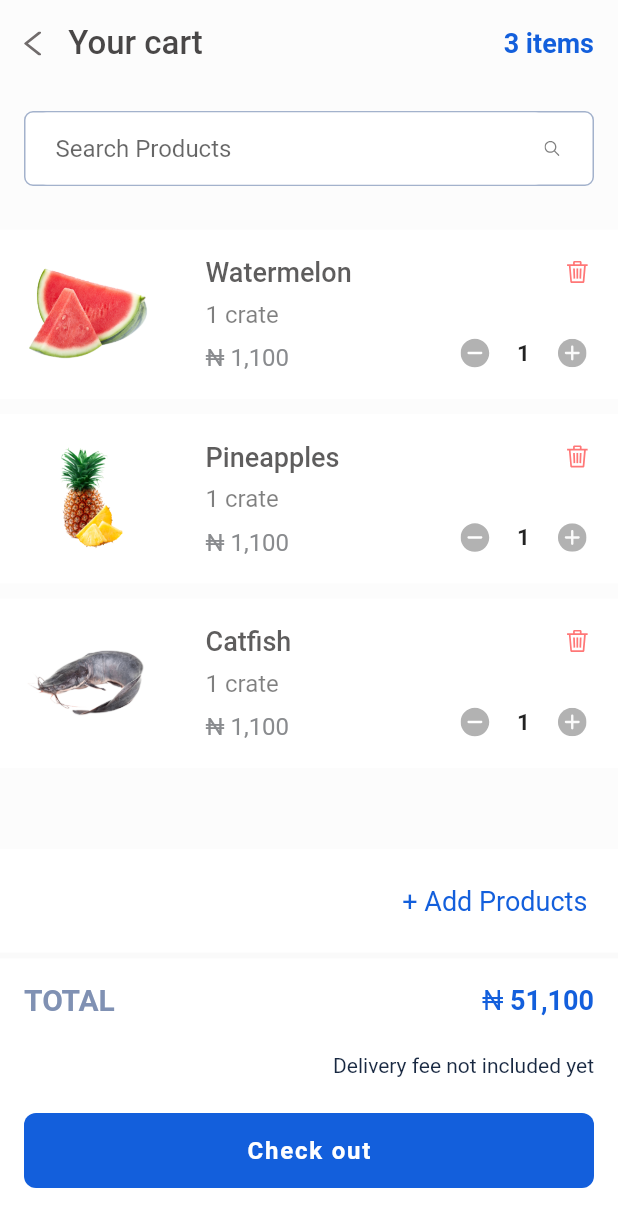
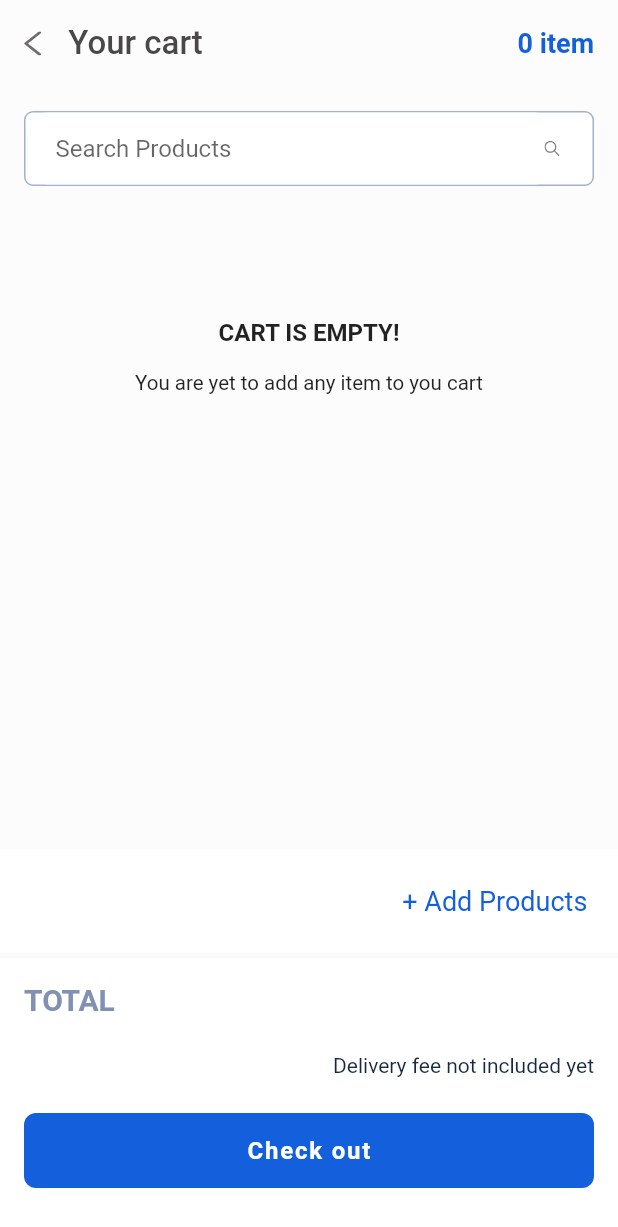
Before and after one commit to Oluflourish/Vendease-Sample, a Flutter app: the screen it shows after launch, after a tap on an icon or button, on a phone screen of 412 x 824 dp. Shown: the top 1227 px of the screen. Run offline on Flutter 3.47's test engine with Material 2 defaults, Android fonts, the phone set to English and light mode, and no system bars; drawn by our look-alikes of flutter_styled_toast; our stand-ins replace cached_network_image, flutter_easyloading, flutter_screenutil, flutter_svg, rxdart; network calls fail.

Commit message:
Updated cart

```diff
--- a/lib/src/app.dart
+++ b/lib/src/app.dart
@@ -92,6 +92,15 @@ Route routes(RouteSettings settings) {
 
         case TabNav:
           BlocProvider.product(context).getProducts();
+          BlocProvider.cart(context).init();
+          return TabScreen();
+
+        case HomeTabNav:
+          BlocProvider.appNav(context).setTabIndex(0);
+          return TabScreen();
+
+        case ProductsTabNav:
+          BlocProvider.appNav(context).setTabIndex(2);
           return TabScreen();
 
         case CartNav:
--- /dev/null
+++ b/lib/src/blocs/cart_bloc.dart
@@ -0,0 +1,70 @@
+import 'package:rxdart/rxdart.dart';
+import 'package:vendease_test/src/models/cart_model.dart';
+
+class CartBloc {
+  // final _cartItems = BehaviorSubject<List<CartModel>?>.seeded([]);
+  final _cartItems = BehaviorSubject<List<CartModel>?>();
+  final _cartTotal = BehaviorSubject<num?>();
+  Stream<List<CartModel>?> get cartItems => _cartItems.stream;
+  Stream<num?> get cartTotal => _cartTotal.stream;
+
+  init() {
+    if (!_cartItems.hasValue) _cartItems.sink.add([]);
+  }
+
+  addItemtoCart(CartModel cartItem) async {
+    if (!_cartItems.hasValue) _cartItems.sink.add([]);
+    List<CartModel> cartItemsList = _cartItems.value!;
+    cartItemsList.add(cartItem);
+    _cartItems.sink.add(cartItemsList);
+    getCartTotal();
+  }
+
+  increaseCartItemQuantity(int index) async {
+    int orderQuantity =
+        _cartItems.value![index].orderQuantity! + 1; // Increment Quantity
+    setCartItemQuantity(index, orderQuantity);
+    getCartTotal();
+  }
+
+  decreaseCartItemQuantity(int index) async {
+    int orderQuantity =
+        _cartItems.value![index].orderQuantity! - 1; // Decrement Quantity
+    setCartItemQuantity(index, orderQuantity);
+    getCartTotal();
+  }
+
+  updateCartItem({required int index, required CartModel cartItem}) async {
+    List<CartModel> cartItemsList = _cartItems.value!;
+    cartItemsList[index] = cartItem;
+    _cartItems.sink.add(cartItemsList);
+    getCartTotal();
+  }
+
+  deleteCartItem(int index) async {
+    List<CartModel> cartItemsList = _cartItems.value!;
+    cartItemsList.removeAt(index);
+    _cartItems.sink.add(cartItemsList);
+    getCartTotal();
+  }
+
+  setCartItemQuantity(int index, int quantity) async {
+    List<CartModel> cartItemsList = _cartItems.value!;
+    cartItemsList[index] = CartModel(
+        orderQuantity: quantity, product: cartItemsList[index].product);
+    _cartItems.sink.add(cartItemsList);
+    getCartTotal();
+  }
+
+  getCartTotal() {
+    num total = 0;
+    List<CartModel> cartItemsList = _cartItems.value!;
+    cartItemsList.forEach(
+        (item) => total += item.orderQuantity! * item.product!.vendeasePrice!);
+    _cartTotal.sink.add(total);
+  }
+
+  dispose() {
+    _cartItems.close();
+  }
+}
--- a/lib/src/blocs/provider.dart
+++ b/lib/src/blocs/provider.dart
@@ -1,10 +1,12 @@
 import 'package:flutter/material.dart';
 import 'package:vendease_test/src/blocs/app_nav_bloc.dart';
+import 'package:vendease_test/src/blocs/cart_bloc.dart';
 import 'package:vendease_test/src/blocs/product_bloc.dart';
 
 class BlocProvider extends InheritedWidget {
   final appNavBloc = AppNavBloc();
   final productBloc = ProductBloc();
+  final cartBloc = CartBloc();
 
   BlocProvider({Key? key, required Widget child})
       : super(key: key, child: child);
@@ -20,4 +22,9 @@ class BlocProvider extends InheritedWidget {
     return (context.dependOnInheritedWidgetOfExactType<BlocProvider>())!
         .productBloc;
   }
+
+  static CartBloc cart(BuildContext context) {
+    return (context.dependOnInheritedWidgetOfExactType<BlocProvider>())!
+        .cartBloc;
+  }
 }
--- a/lib/src/screens/cart.dart
+++ b/lib/src/screens/cart.dart
@@ -1,13 +1,16 @@
 import 'package:flutter/material.dart';
 import 'package:flutter_styled_toast/flutter_styled_toast.dart';
 import 'package:flutter_svg/svg.dart';
-import 'package:vendease_test/src/utils/app_images.dart';
+import 'package:vendease_test/src/blocs/cart_bloc.dart';
+import 'package:vendease_test/src/blocs/provider.dart';
+import 'package:vendease_test/src/models/cart_model.dart';
 import 'package:vendease_test/src/utils/colors.dart';
 import 'package:vendease_test/src/utils/navigation.dart';
 import 'package:vendease_test/src/utils/svg_icons.dart';
 import 'package:vendease_test/src/wigdets/custom_button.dart';
 import 'package:vendease_test/src/wigdets/custom_text_form_field.dart';
 import 'package:vendease_test/src/wigdets/naira.dart';
+import 'package:vendease_test/src/wigdets/network_image.dart';
 import 'package:vendease_test/src/wigdets/toast_text.dart';
 
 class CartScreen extends StatefulWidget {
@@ -20,6 +23,7 @@ class _CartScreenState extends State<CartScreen> {
   Widget build(BuildContext context) {
     // Remove Keyboard view
     FocusScope.of(context).unfocus();
+    CartBloc cartBloc = BlocProvider.cart(context);
 
     return Scaffold(
       backgroundColor: AppColors.backgroundColor2.withOpacity(0.1),
@@ -46,14 +50,31 @@ class _CartScreenState extends State<CartScreen> {
                     ),
                   ),
                   Spacer(),
-                  Text(
-                    '3 items',
+                  StreamBuilder<List<CartModel>?>(
+                      stream: cartBloc.cartItems,
+                      builder:
+                          (context, AsyncSnapshot<List<CartModel>?> snapshot) {
+                        if (!snapshot.hasData) {
+                          return Container(
+                            height: 24,
+                            width: 24,
+                            child: CircularProgressIndicator(strokeWidth: 2.0),
+                          );
+                        }
+
+                        int cartCount = snapshot.data?.length ?? 0;
+
+                        return Text(
+                          cartCount > 1
+                              ? '$cartCount items'
+                              : '$cartCount item',
                           style: TextStyle(
                             color: AppColors.primaryColor,
                             fontSize: 18.0,
                             fontWeight: FontWeight.bold,
                           ),
-                  ),
+                        );
+                      }),
                 ],
               ),
             ),
@@ -93,21 +114,49 @@ class _CartScreenState extends State<CartScreen> {
               ),
             ),
             SizedBox(height: 8.0),
-            ListView.builder(
-                itemCount: 3,
+            StreamBuilder<List<CartModel>?>(
+                stream: cartBloc.cartItems,
+                builder: (context, AsyncSnapshot<List<CartModel>?> snapshot) {
+                  if (!snapshot.hasData) {
+                    return Center(child: CircularProgressIndicator());
+                  }
+
+                  if (snapshot.data?.length == 0) {
+                    return Center(
+                        child: Padding(
+                      padding: const EdgeInsets.all(64.0),
+                      child: Column(
+                        children: [
+                          Text(
+                            'Cart is Empty!'.toUpperCase(),
+                            style: TextStyle(
+                                fontWeight: FontWeight.bold, fontSize: 16.0),
+                            textAlign: TextAlign.center,
+                          ),
+                          SizedBox(height: 16.0),
+                          Text(
+                            'You are yet to add any item to you cart',
+                            textAlign: TextAlign.center,
+                          ),
+                        ],
+                      ),
+                    ));
+                  }
+
+                  List<CartModel> cartItems = snapshot.data!;
+                  return ListView.builder(
+                      itemCount: cartItems.length,
                       shrinkWrap: true,
                       itemBuilder: (context, index) {
-                  var titles = ['Watermelon', 'Pineapples', 'Catfish'];
-
-                  var images = [
-                    AppImages.watermelon,
-                    AppImages.pineapple,
-                    AppImages.catfish
-                  ];
-                  return CartItem(image: images[index], title: titles[index]);
+                        // var titles = ['Watermelon', 'Pineapples', 'Catfish'];
+                        // var images = [AppImages.watermelon, AppImages.pineapple, AppImages.catfish ];
+                        return CartItem(
+                          index: index,
+                          item: cartItems[index],
+                        );
+                      });
                 }),
             SizedBox(height: 16.0),
-            SizedBox(height: 38.0),
           ],
         ),
       ),
@@ -120,11 +169,16 @@ class _CartScreenState extends State<CartScreen> {
             child: Row(
               mainAxisAlignment: MainAxisAlignment.end,
               children: [
-                Text(
+                InkWell(
+                  onTap: () {
+                    Navigator.pushNamed(context, ProductsTabNav);
+                  },
+                  child: Text(
                     '+ Add Products ',
                     style: TextStyle(
                       color: AppColors.primaryColor,
                       fontSize: 18.0,
+                    ),
                   ),
                 ),
               ],
@@ -149,15 +203,24 @@ class _CartScreenState extends State<CartScreen> {
                       ),
                     ),
                     Spacer(),
-                    Naira(
-                      51100,
-                      nairaStyle: TextStyle(fontWeight: FontWeight.normal),
+                    StreamBuilder<num?>(
+                        stream: cartBloc.cartTotal,
+                        builder: (context, AsyncSnapshot<num?> snapshot) {
+                          if (!snapshot.hasData) {
+                            return Container();
+                          }
+                          num cartTotal = snapshot.data ?? 0;
+                          return Naira(
+                            cartTotal,
+                            nairaStyle:
+                                TextStyle(fontWeight: FontWeight.normal),
                             style: TextStyle(
                               color: AppColors.primaryColor,
                               fontWeight: FontWeight.bold,
                               fontSize: 18.0,
                             ),
-                    ),
+                          );
+                        }),
                   ],
                 ),
                 SizedBox(height: 24.0),
@@ -171,7 +234,8 @@ class _CartScreenState extends State<CartScreen> {
                 SizedBox(height: 16.0),
                 CustomButton(
                   title: 'Check out',
-                  onTap: () => Navigator.pushReplacementNamed(context, TabNav),
+                  onTap: () =>
+                      Navigator.pushReplacementNamed(context, HomeTabNav),
                 ),
               ],
             ),
@@ -185,33 +249,22 @@ class _CartScreenState extends State<CartScreen> {
 class CartItem extends StatefulWidget {
   const CartItem({
     Key? key,
-    required this.image,
-    required this.title,
+    required this.item,
+    required this.index,
   }) : super(key: key);
 
-  final String image;
-  final String title;
+  final CartModel item;
+  final int index;
 
   @override
   State<CartItem> createState() => _CartItemState();
 }
 
 class _CartItemState extends State<CartItem> {
-  int counter = 1;
-
-  incrementCount() {
-    setState(() => counter += 1);
-  }
-
-  decrementCount() {
-    if (counter == 1)
-      return showToastWidget(ToastText(text: 'Item cannot be less than 1'));
-
-    setState(() => counter -= 1);
-  }
-
   @override
   Widget build(BuildContext context) {
+    CartBloc cartBloc = BlocProvider.cart(context);
+
     return Container(
       width: 130,
       padding: EdgeInsets.symmetric(vertical: 18.0, horizontal: 16.0),
@@ -221,26 +274,29 @@ class _CartItemState extends State<CartItem> {
       ),
       child: Row(
         children: [
-          Image(
+          PNetworkImage(
+            '${widget.item.product!.image}',
             height: 70.0,
             width: 85.0,
-            image: AssetImage(widget.image),
+            fit: BoxFit.contain,
           ),
-          SizedBox(width: 36.0),
+          SizedBox(width: 24.0),
           Expanded(
             child: Column(
               crossAxisAlignment: CrossAxisAlignment.start,
               children: [
                 Text(
-                  widget.title,
+                  '${widget.item.product?.name}',
                   style: TextStyle(
                       color: AppColors.blackText.withOpacity(0.8),
                       fontSize: 18.0,
                       fontWeight: FontWeight.w500),
+                  maxLines: 1,
+                  overflow: TextOverflow.ellipsis,
                 ),
                 SizedBox(height: 8.0),
                 Text(
-                  '1 crate',
+                  '${widget.item.orderQuantity} ${widget.item.product?.weightUnit}',
                   style: TextStyle(
                     color: AppColors.black.withOpacity(0.5),
                     fontSize: 16.0,
@@ -248,7 +304,8 @@ class _CartItemState extends State<CartItem> {
                 ),
                 SizedBox(height: 10.0),
                 Naira(
-                  1100,
+                  widget.item.orderQuantity! *
+                      widget.item.product!.vendeasePrice!,
                   style: TextStyle(
                     color: AppColors.greyText,
                     fontSize: 16.0,
@@ -261,25 +318,36 @@ class _CartItemState extends State<CartItem> {
             crossAxisAlignment: CrossAxisAlignment.end,
             mainAxisAlignment: MainAxisAlignment.spaceBetween,
             children: [
-              SvgPicture.asset(SvgIcons.delete),
+              InkWell(
+                  onTap: () => cartBloc.deleteCartItem(widget.index),
+                  child: SvgPicture.asset(SvgIcons.delete)),
               SizedBox(height: 36.0),
               Row(
                 children: [
                   InkWell(
-                      onTap: decrementCount,
+                      onTap: () {
+                        if (widget.item.orderQuantity == 1)
+                          showToastWidget(
+                              ToastText(text: 'Item cannot be less than 1'));
+                        else
+                          cartBloc.decreaseCartItemQuantity(widget.index);
+                      },
+                      // onTap: decrementCount,
                       child: SvgPicture.asset(SvgIcons.subtract)),
                   SizedBox(width: 8.0),
                   Container(
                     width: 28.0,
                     child: Center(
-                      child: Text('${counter}',
+                      child: Text('${widget.item.orderQuantity}',
                           style: TextStyle(
                               fontWeight: FontWeight.bold, fontSize: 15.0)),
                     ),
                   ),
                   SizedBox(width: 8.0),
                   InkWell(
-                      onTap: incrementCount,
+                      onTap: () =>
+                          cartBloc.increaseCartItemQuantity(widget.index),
+                      // onTap: incrementCount,
                       child: SvgPicture.asset(SvgIcons.add)),
                 ],
               ),
--- a/lib/src/utils/navigation.dart
+++ b/lib/src/utils/navigation.dart
@@ -1,3 +1,5 @@
 const SplashNav = "/";
 const TabNav = "tab-bar";
 const CartNav = "cart";
+const HomeTabNav = "home-tab";
+const ProductsTabNav = "products-tab";
```
Also changed, not shown: lib/src/models/cart_model.dart (added, +29 -0 lines), lib/src/screens/product.dart (+9 -1 lines), 1 other file. Lines whose indentation alone changed are shown as unchanged.
